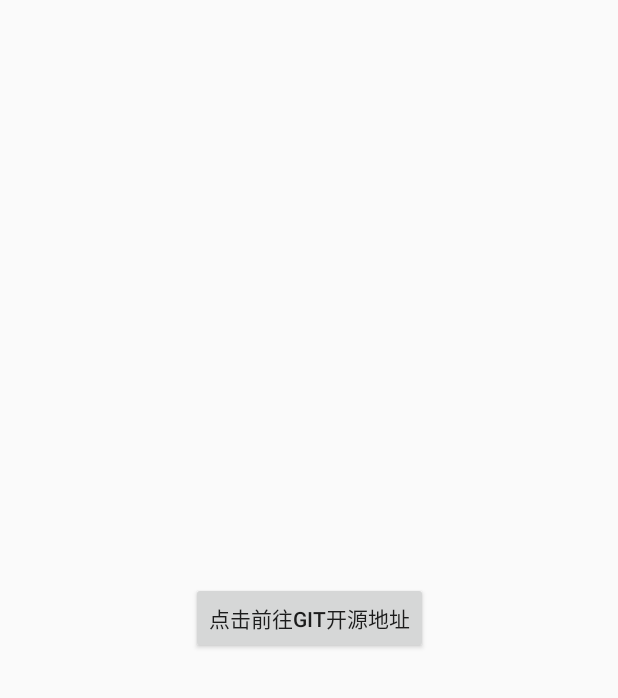
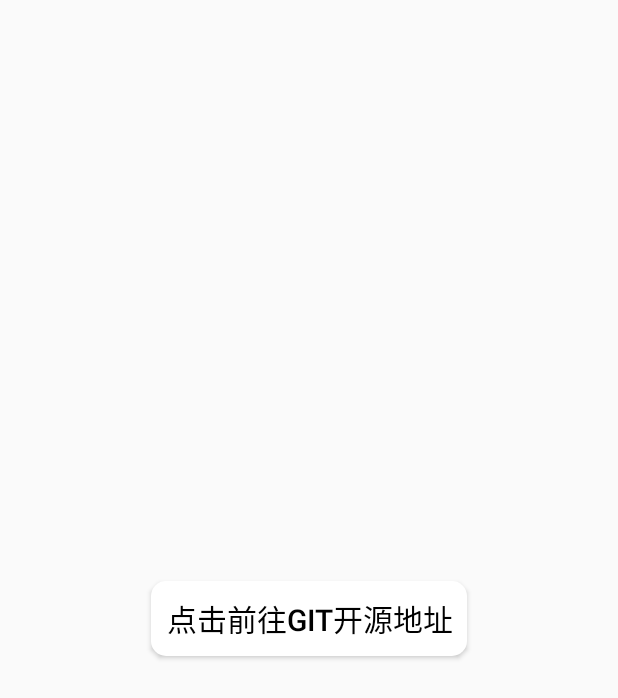
Before and after one commit to Suzhelan/DisableStartActivityOnSensorChanged, an Android app: the layout activity_main.xml on its own in the app's theme, with its tools: preview values and no code run, on a phone screen of 412 x 824 dp. Shown: the top 698 px of the screen. Run offline under Robolectric (Android 15) with nearby library versions, the phone set to English and light mode, and no system bars.

Commit message:
初始化

```diff
--- a/app/build.gradle
+++ b/app/build.gradle
@@ -34,8 +34,9 @@ android {
 dependencies {
 
     implementation 'androidx.appcompat:appcompat:1.7.0-alpha02'
+    //noinspection GradleDependency
     implementation 'com.google.android.material:material:1.9.0-alpha01'
 
-    implementation(platform("org.jetbrains.kotlin:kotlin-bom:1.8.0"))
+    implementation(platform('org.jetbrains.kotlin:kotlin-bom:1.8.20-RC'))
     compileOnly fileTree(dir: 'libs', include: ['*.jar'])
 }
--- a/app/src/main/java/lin/xposed/ReflectUtils/MethodUtils.java
+++ b/app/src/main/java/lin/xposed/ReflectUtils/MethodUtils.java
@@ -82,6 +82,7 @@ public class MethodUtils {
     public static Method findUnknownReturnNoParamMethod(Class<?> findClass, String methodName) {
         return findUnknownReturnMethod(findClass, methodName, new Class[0]);
     }
+
     /**
      * 查找未知返回类型的方法
      */
--- a/app/src/main/java/lin/xposed/hook/HookInit.java
+++ b/app/src/main/java/lin/xposed/hook/HookInit.java
@@ -6,8 +6,8 @@ import lin.xposed.hook.item.HookSensorEventListener;
 public class HookInit {
 
     /*
-    * 第二步 结构初始化 这里项目简单 不做结构化的设计模式
-    */
+     * 第二步 结构初始化 这里项目简单 不做结构化的设计模式
+     */
     public static void loadHook() {
         HookSensorEventListener test = new HookSensorEventListener();
         test.startHook();
--- a/app/src/main/java/lin/xposed/main/MainActivity.java
+++ b/app/src/main/java/lin/xposed/main/MainActivity.java
@@ -5,7 +5,6 @@ import android.net.Uri;
 import android.os.Bundle;
 import android.view.View;
 import androidx.appcompat.app.AppCompatActivity;
-import lin.xposed.demo.R;
 import lin.xposed.demo.databinding.ActivityMainBinding;
 
 public class MainActivity extends AppCompatActivity {
@@ -26,6 +25,7 @@ public class MainActivity extends AppCompatActivity {
                 startActivity(intent);
             }
         });
+
     }
 
 }
--- /dev/null
+++ b/app/src/main/res/drawable/button_shape.xml
@@ -0,0 +1,6 @@
+<?xml version="1.0" encoding="utf-8"?>
+<shape xmlns:android="http://schemas.android.com/apk/res/android">
+    <corners android:radius="10dp"/>
+
+    <solid android:color="@color/white"/>
+</shape>
--- a/app/src/main/res/layout/activity_main.xml
+++ b/app/src/main/res/layout/activity_main.xml
@@ -11,7 +11,11 @@
             android:id="@+id/git_button"
             android:layout_width="wrap_content"
             android:layout_height="wrap_content"
-            android:text="点击前往git开源地址"
+            android:background="@drawable/button_shape"
+            android:textSize="20sp"
+            android:textColor="@color/black"
+            android:padding="10dp"
+            android:text="@string/gitText"
             app:layout_constraintBottom_toBottomOf="parent"
             app:layout_constraintStart_toStartOf="parent"
             app:layout_constraintEnd_toEndOf="parent"
--- a/app/src/main/res/values/strings.xml
+++ b/app/src/main/res/values/strings.xml
@@ -1,3 +1,4 @@
 <resources>
     <string name="app_name">禁用开屏广告摇一摇</string>
+    <string name="gitText">点击前往git开源地址</string>
 </resources>
--- a/app/src/main/res/values/themes.xml
+++ b/app/src/main/res/values/themes.xml
@@ -1,4 +1,4 @@
-<resources xmlns:tools="http://schemas.android.com/tools">
+<resources>
 
 
     <style name="NoTitle" parent="Theme.AppCompat.Light.NoActionBar">
```
Also changed, not shown: app/src/main/AndroidManifest.xml (+8 -6 lines), app/src/main/java/lin/xposed/ReflectUtils/ClassUtils.java (+9 -8 lines), app/src/main/java/lin/xposed/ReflectUtils/FieIdUtils.java (+5 -4 lines), app/src/main/java/lin/xposed/hook/item/HookSensorEventListener.java (+9 -10 lines), app/src/main/java/lin/xposed/main/HookEnv.java (+8 -7 lines), app/src/main/java/lin/xposed/main/MApplications.java (renamed from app/src/main/java/lin/xposed/main/Applications.java, +8 -4 lines), 1 other file.
